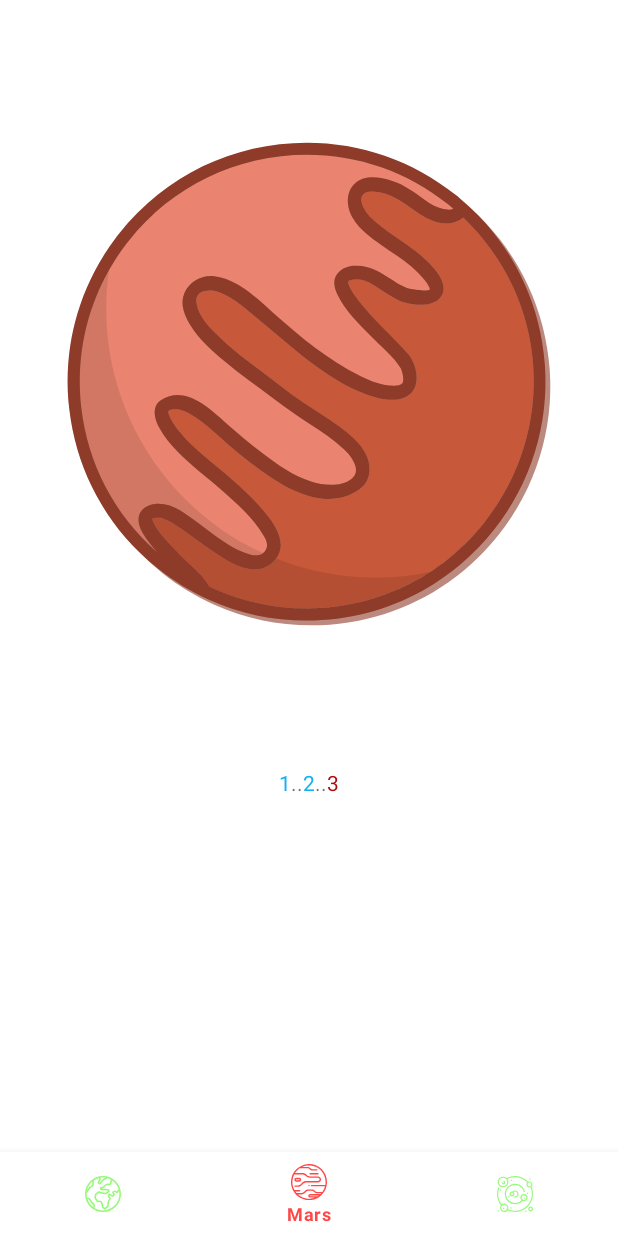
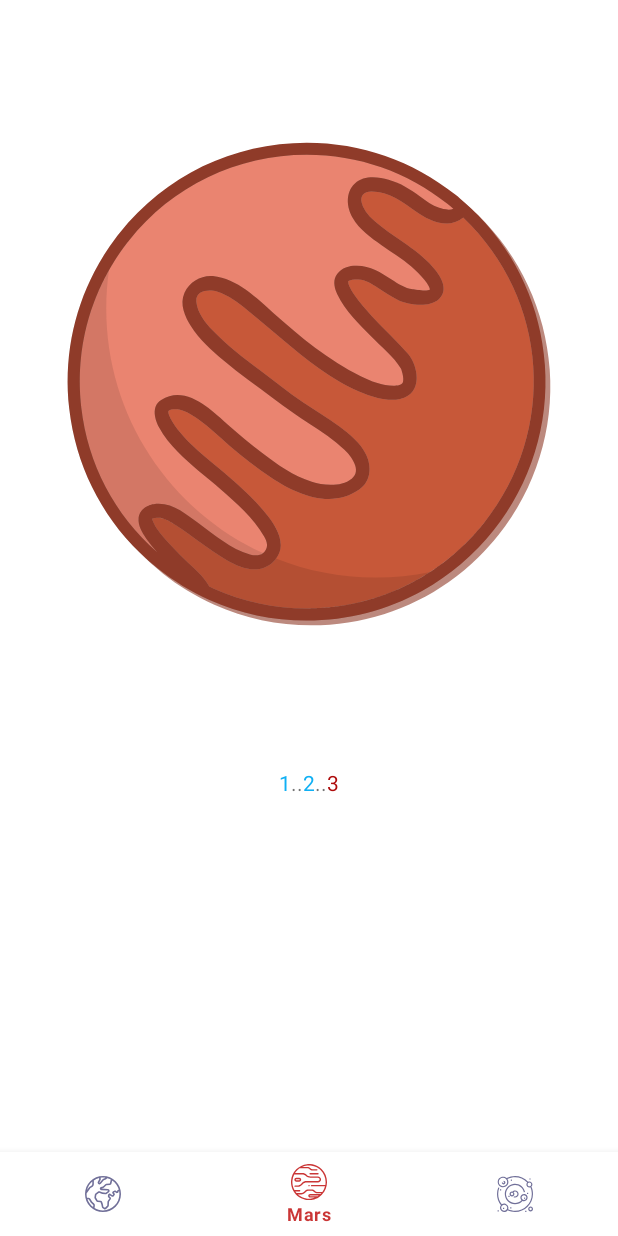
Before and after one commit to inflames1986/NasaWithMaterial, an Android app: the screen it shows after launch (ApiBottomActivity), on a phone screen of 412 x 824 dp. Run offline under Robolectric (Android 15) with nearby library versions, the phone set to English and light mode, and no system bars; Roboto replaces fonts that are not available here.

Commit message:
Переопределили селектор my_navigation_bar_item_tint

```diff
--- a/app/src/main/res/drawable/my_navigation_bar_item_tint.xml
+++ b/app/src/main/res/drawable/my_navigation_bar_item_tint.xml
@@ -1,5 +1,5 @@
 <?xml version="1.0" encoding="utf-8"?>
 <selector xmlns:android="http://schemas.android.com/apk/res/android">
-    <item android:alpha="1.0" android:color="#D9FF2727" android:state_checked="true"/>
-    <item android:alpha="0.6" android:color="#51F523" android:state_checked="false"/>
+    <item android:alpha="1.0" android:color="#D9C11313" android:state_checked="true"/>
+    <item android:alpha="0.6" android:color="#131155" android:state_checked="false"/>
 </selector>
```
